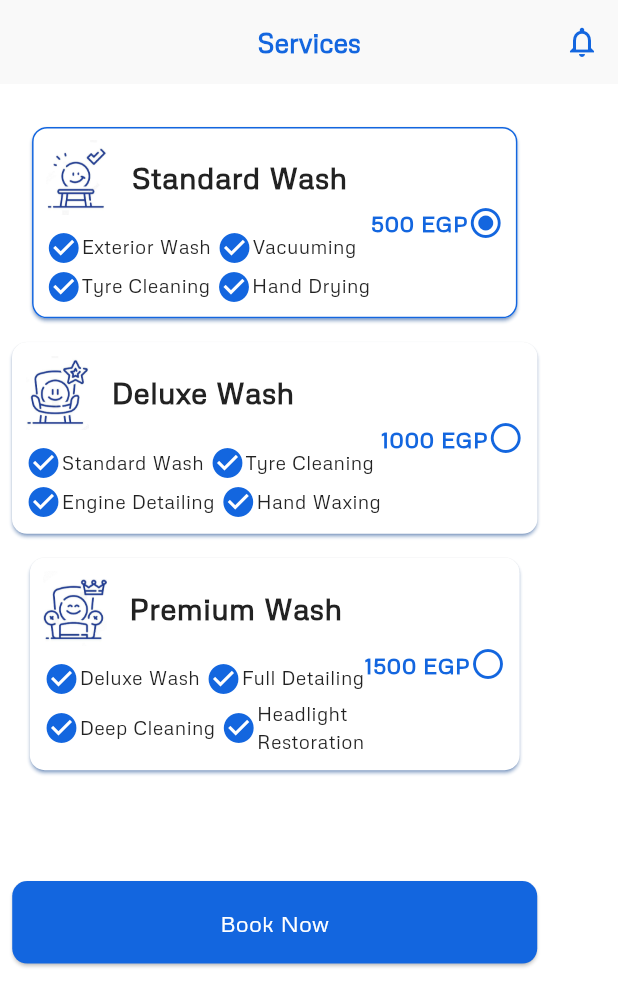
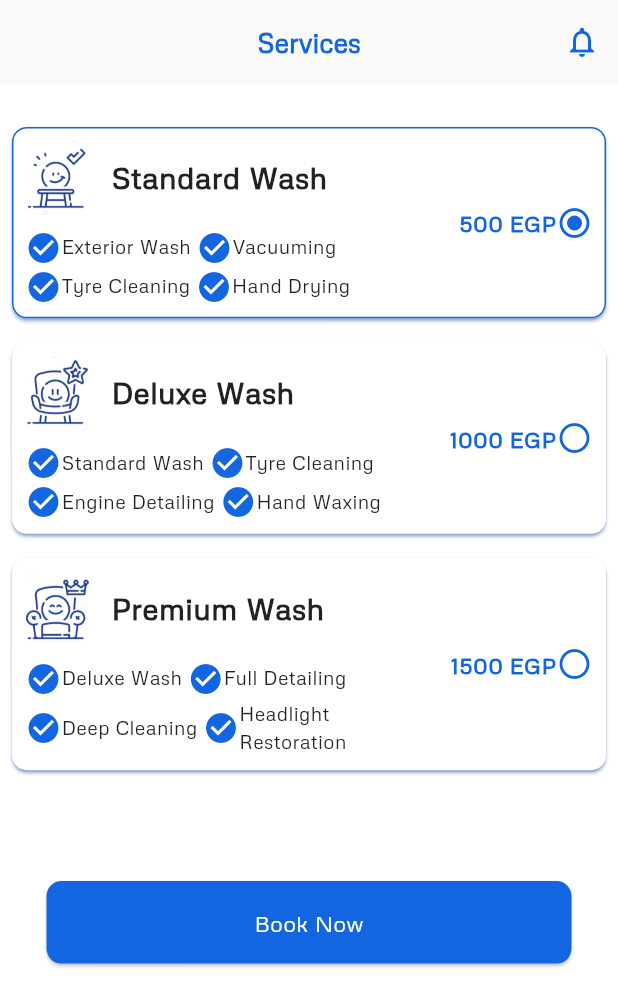
Before and after one commit to ahmedMetwaly/Carwash-app, a Flutter app: the ServicesPage screen opened directly, on a phone screen of 412 x 824 dp. Shown: the top 1007 px of the screen. Run offline on Flutter 3.47's test engine with Material 3 defaults, Android fonts, the phone set to English and light mode, and no system bars; our stand-ins replace cloud_firestore, dio, firebase_auth, firebase_core, firebase_storage, flutter_bloc and 10 more; missing offline and left inert: flutter_facebook_auth, flutter_stripe, gif_view, google_maps_place_picker_mb, progress_tracker; accounts and stored records are empty.

Commit message:
fix services screen

```diff
--- a/lib/features/home/presentation/widgets/service_plan_item.dart
+++ b/lib/features/home/presentation/widgets/service_plan_item.dart
@@ -20,7 +20,9 @@ class ServicePlanItem extends StatelessWidget {
   Widget build(BuildContext context) {
     final Color primaryColor = Theme.of(context).colorScheme.primary;
 
-    return Card(
+    return SizedBox(
+      width: MediaQueryUtils.getScreenWidth(context),
+      child: Card(
         shadowColor: primaryColor,
         shape: RoundedRectangleBorder(
           borderRadius: BorderRadius.circular(10),
@@ -139,6 +141,7 @@ class ServicePlanItem extends StatelessWidget {
             ],
           ),
         ),
+      ),
     );
   }
 }
```
Lines whose indentation alone changed are shown as unchanged.
